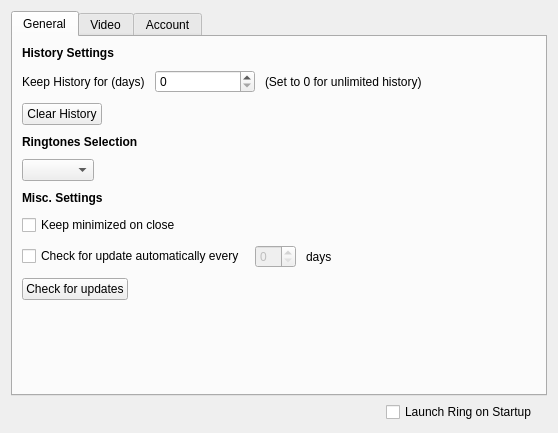
First picture: the form in configurationwidget.ui, repository savoirfairelinux/jami-client-windows, before the edit.
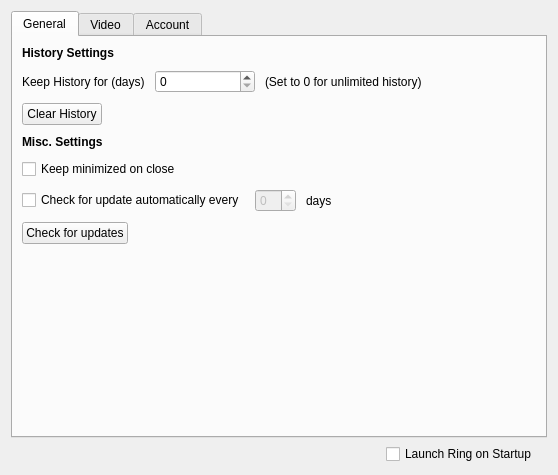
Second picture: the form after the edit. Icons and pictures are not drawn. Custom widgets are drawn as their Qt base class.

Commit message:
settings: fix ringtone selection
- Move ringtone selection to account detail where
it belongs
- Use the selection model of ringtone model
- Fix ring ringtones install path

Tuleap: #340

```diff
--- a/configurationwidget.ui
+++ b/configurationwidget.ui
@@ -7,7 +7,7 @@
     <x>0</x>
     <y>0</y>
     <width>558</width>
-    <height>433</height>
+    <height>475</height>
    </rect>
   </property>
   <property name="sizePolicy">
@@ -107,45 +107,6 @@
          </item>
         </layout>
        </item>
-       <item>
-        <widget class="QLabel" name="label_3">
-         <property name="font">
-          <font>
-           <weight>75</weight>
-           <bold>true</bold>
-          </font>
-         </property>
-         <property name="text">
-          <string>Ringtones Selection</string>
-         </property>
-        </widget>
-       </item>
-       <item>
-        <layout class="QHBoxLayout" name="horizontalLayout_4">
-         <property name="topMargin">
-          <number>0</number>
-         </property>
-         <item>
-          <widget class="QComboBox" name="ringtonesBox"/>
-         </item>
-         <item>
-          <spacer name="horizontalSpacer_3">
-           <property name="orientation">
-            <enum>Qt::Horizontal</enum>
-           </property>
-           <property name="sizeType">
-            <enum>QSizePolicy::MinimumExpanding</enum>
-           </property>
-           <property name="sizeHint" stdset="0">
-            <size>
-             <width>20</width>
-             <height>20</height>
-            </size>
-           </property>
-          </spacer>
-         </item>
-        </layout>
-       </item>
        <item>
         <widget class="QLabel" name="label_5">
          <property name="font">
```
The commit also changes 5 other files.
